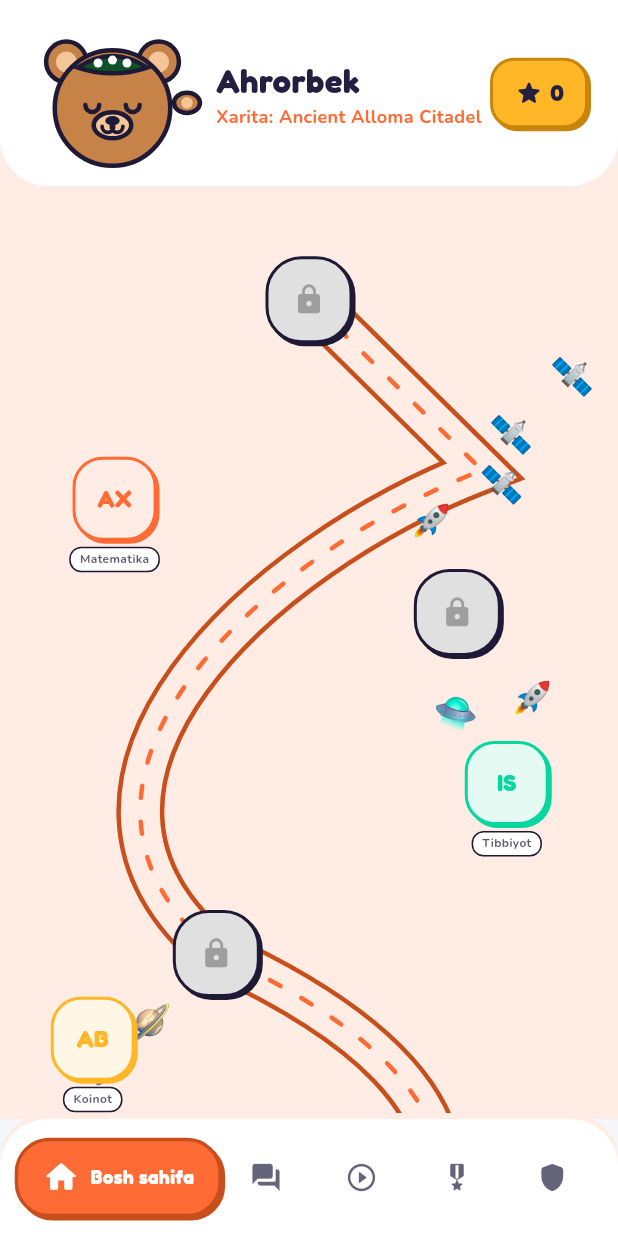
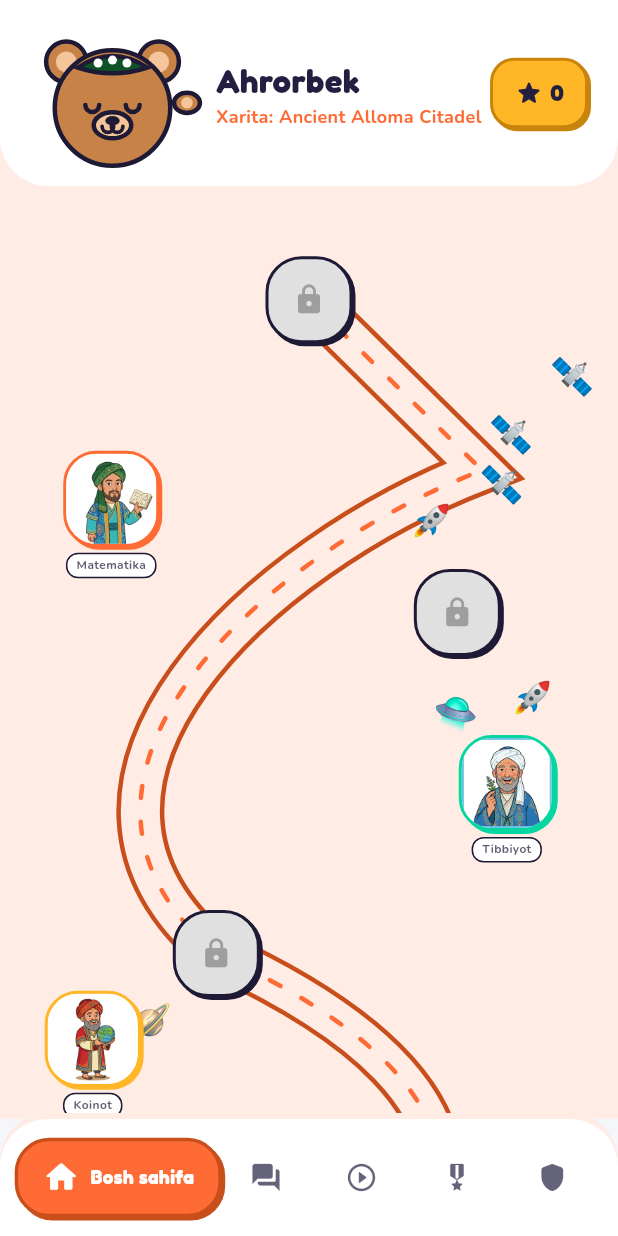
Before and after one commit to UzCoder10/AI_HACKATHON_JIZZAX, a Flutter app: the screen it shows once a user with an empty profile is signed in, on a phone screen of 412 x 824 dp. Run offline on Flutter 3.47's test engine with Material 3 defaults, Android fonts, the phone set to English and light mode, and no system bars; our stand-ins replace cloud_firestore, firebase_auth, firebase_core, google_fonts; accounts and stored records are empty.

Commit message:
Generate and integrate transparent background PNG scholar portraits on the map dashboard

```diff
--- a/ilova/lib/views/home/adaptive_home_tab.dart
+++ b/ilova/lib/views/home/adaptive_home_tab.dart
@@ -561,27 +561,42 @@ class _AdaptiveHomeTabState extends State<AdaptiveHomeTab> {
   }
 
   Widget _buildScholarNode(Scholar scholar, Offset pos, String name) {
+    String assetName = "xorazmiy.png";
+    if (scholar.initials == "AB") assetName = "beruniy.png";
+    if (scholar.initials == "IS") assetName = "ibnsino.png";
+    if (scholar.initials == "MU") assetName = "ulugbek.png";
+
     return Positioned(
-      left: pos.dx - 28,
-      top: pos.dy - 28,
+      left: pos.dx - 32,
+      top: pos.dy - 32,
       child: GestureDetector(
         onTap: () => _openScholarGreeting(scholar),
         child: Column(
           children: [
             Container(
-              width: 56,
-              height: 56,
+              width: 64,
+              height: 64,
               decoration: AppTheme.vibrant3DBoxDecoration(
                 color: scholar.pastelColor,
-                radius: 20,
+                radius: 22,
                 borderWidth: 2,
                 shadowOffset: const Offset(2, 2),
                 borderColor: scholar.solidColor,
               ),
-              alignment: Alignment.center,
-              child: Text(
-                scholar.initials,
-                style: AppTheme.headerMedium.copyWith(color: scholar.solidColor, fontSize: 16),
+              child: ClipRRect(
+                borderRadius: BorderRadius.circular(20),
+                child: Image.asset(
+                  "assets/images/$assetName",
+                  fit: BoxFit.cover,
+                  errorBuilder: (context, error, stackTrace) {
+                    return Center(
+                      child: Text(
+                        scholar.initials,
+                        style: AppTheme.headerMedium.copyWith(color: scholar.solidColor, fontSize: 16),
+                      ),
+                    );
+                  },
+                ),
               ),
             ),
             const SizedBox(height: 4),
--- a/ilova/pubspec.yaml
+++ b/ilova/pubspec.yaml
@@ -62,10 +62,8 @@ flutter:
   # the material Icons class.
   uses-material-design: true
 
-  # To add assets to your application, add an assets section, like this:
-  # assets:
-  #   - images/a_dot_burr.jpeg
-  #   - images/a_dot_ham.jpeg
+  assets:
+    - assets/images/
 
   # An image asset can refer to one or more resolution-specific "variants", see
   # https://flutter.dev/to/resolution-aware-images
```
Also changed, not shown: ilova/assets/images/beruniy.png (added), ilova/assets/images/ibnsino.png (added), ilova/assets/images/ulugbek.png (added), ilova/assets/images/xorazmiy.png (added).
